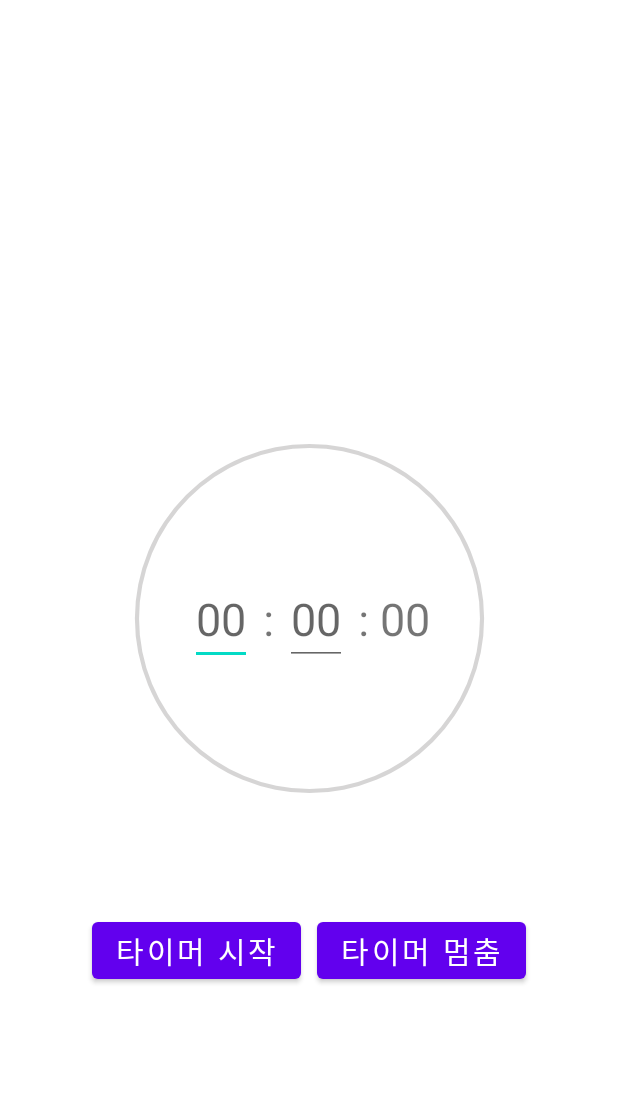
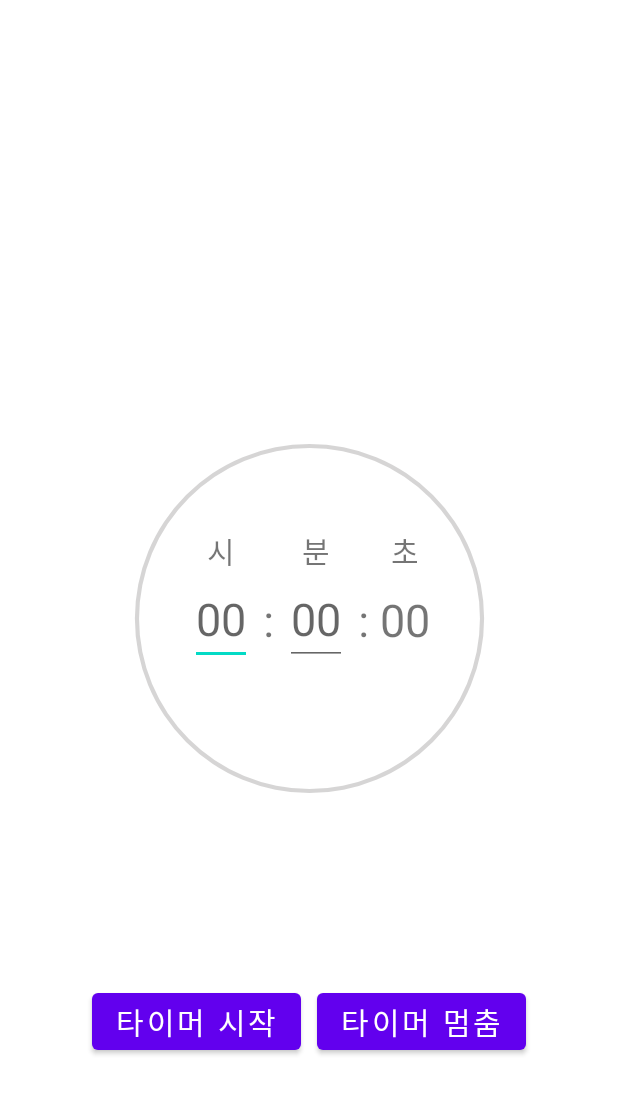
Before and after one commit to inseonyun/music-timer, an Android app: the layout fragment_home.xml on its own in the app's theme, with its tools: preview values and no code run, on a phone screen of 412 x 824 dp. Shown: the top 1094 px of the screen. Run offline under Robolectric (Android 15) with nearby library versions, the light colour scheme and no system bars.

Commit message:
layout constraint로 변경 및, 시, 분, 초 const 값 추가

```diff
--- a/music-timer/app/src/main/res/layout/fragment_home.xml
+++ b/music-timer/app/src/main/res/layout/fragment_home.xml
@@ -24,15 +24,45 @@
             app:layout_constraintStart_toStartOf="parent"
             app:layout_constraintTop_toTopOf="parent" />
 
-        <LinearLayout
-            android:id="@+id/linearLayout"
+        <androidx.constraintlayout.widget.ConstraintLayout
             android:layout_width="wrap_content"
             android:layout_height="wrap_content"
-            android:orientation="horizontal"
             app:layout_constraintBottom_toBottomOf="@+id/proressbar"
             app:layout_constraintEnd_toEndOf="@+id/proressbar"
             app:layout_constraintStart_toStartOf="@+id/proressbar"
             app:layout_constraintTop_toTopOf="@+id/proressbar">
+
+            <TextView
+                android:id="@+id/tv_hour_const"
+                android:layout_width="wrap_content"
+                android:layout_height="wrap_content"
+                android:text="시"
+                android:textSize="20dp"
+                app:layout_constraintBottom_toTopOf="@+id/et_hour"
+                app:layout_constraintStart_toStartOf="@+id/et_hour"
+                app:layout_constraintEnd_toEndOf="@+id/et_hour" />
+
+            <TextView
+                android:id="@+id/tv_min_const"
+                android:layout_width="wrap_content"
+                android:layout_height="wrap_content"
+                android:text="분"
+                android:textSize="20dp"
+                app:layout_constraintTop_toTopOf="@+id/tv_hour_const"
+                app:layout_constraintBottom_toTopOf="@+id/et_min"
+                app:layout_constraintStart_toEndOf="@+id/textView"
+                app:layout_constraintEnd_toEndOf="@+id/et_min"/>
+
+            <TextView
+                android:id="@+id/tv_sec_const"
+                android:layout_width="wrap_content"
+                android:layout_height="wrap_content"
+                android:text="초"
+                android:textSize="20dp"
+                app:layout_constraintTop_toTopOf="@+id/tv_min_const"
+                app:layout_constraintBottom_toBottomOf="@+id/tv_min_const"
+                app:layout_constraintStart_toEndOf="@+id/textView2"
+                app:layout_constraintEnd_toEndOf="@+id/tv_sec"/>
 
             <EditText
                 android:id="@+id/et_hour"
@@ -41,13 +71,20 @@
                 android:hint="00"
                 android:inputType="number"
                 android:maxLength="2"
-                android:textSize="30sp" />
+                android:textSize="30dp"
+                app:layout_constraintBottom_toBottomOf="parent"
+                app:layout_constraintStart_toStartOf="parent"
+                app:layout_constraintTop_toTopOf="parent" />
 
             <TextView
+                android:id="@+id/textView"
                 android:layout_width="wrap_content"
                 android:layout_height="wrap_content"
                 android:text=" : "
-                android:textSize="30sp" />
+                android:textSize="30dp"
+                app:layout_constraintBottom_toBottomOf="parent"
+                app:layout_constraintStart_toEndOf="@+id/et_hour"
+                app:layout_constraintTop_toTopOf="parent" />
 
             <EditText
                 android:id="@+id/et_min"
@@ -56,22 +93,34 @@
                 android:hint="00"
                 android:inputType="number"
                 android:maxLength="2"
-                android:textSize="30sp" />
+                android:textSize="30dp"
+                app:layout_constraintBottom_toBottomOf="parent"
+                app:layout_constraintStart_toEndOf="@+id/textView"
+                app:layout_constraintTop_toTopOf="parent" />
 
             <TextView
+                android:id="@+id/textView2"
                 android:layout_width="wrap_content"
                 android:layout_height="wrap_content"
                 android:text=" : "
-                android:textSize="30sp" />
+                android:textSize="30dp"
+                app:layout_constraintBottom_toBottomOf="parent"
+                app:layout_constraintStart_toEndOf="@+id/et_min"
+                app:layout_constraintTop_toTopOf="parent" />
+
 
             <TextView
                 android:id="@+id/tv_sec"
                 android:layout_width="wrap_content"
                 android:layout_height="wrap_content"
                 android:text="00"
-                android:textSize="30sp" />
+                android:textSize="30dp"
+                app:layout_constraintBottom_toBottomOf="parent"
+                app:layout_constraintStart_toEndOf="@+id/textView2"
+                app:layout_constraintTop_toTopOf="parent" />
 
-        </LinearLayout>
+
+        </androidx.constraintlayout.widget.ConstraintLayout>
 
         <LinearLayout
             android:id="@+id/linearLayout2"
@@ -80,7 +129,7 @@
             app:layout_constraintBottom_toBottomOf="parent"
             app:layout_constraintEnd_toEndOf="parent"
             app:layout_constraintStart_toStartOf="parent"
-            app:layout_constraintTop_toBottomOf="@+id/linearLayout">
+            app:layout_constraintTop_toBottomOf="@+id/proressbar">
 
             <Button
                 android:id="@+id/btn_start"
@@ -88,7 +137,7 @@
                 android:layout_height="wrap_content"
                 android:layout_margin="5dp"
                 android:text="타이머 시작"
-                android:textSize="20sp" />
+                android:textSize="20dp" />
 
             <Button
                 android:id="@+id/btn_stop"
@@ -96,7 +145,7 @@
                 android:layout_height="wrap_content"
                 android:layout_margin="5dp"
                 android:text="타이머 멈춤"
-                android:textSize="20sp" />
+                android:textSize="20dp" />
 
         </LinearLayout>
 
```
